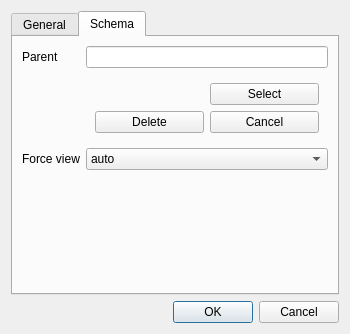
Before: the Qt Designer form project/ui_forms/pipe.ui in qwat/QWAT, drawn with Qt 5.
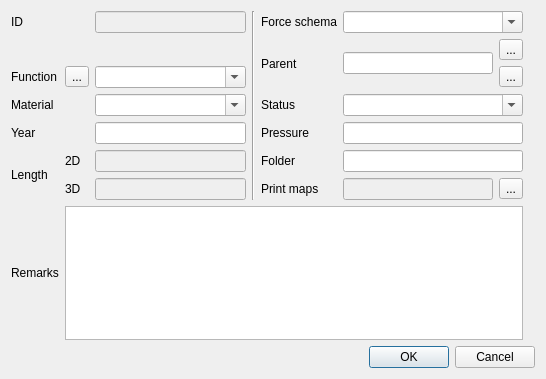
After: the same form once the commit is applied. The open tabs and pages were chosen to show the change.

Commit message: UI: pipe edit form for almost all fields

```diff
--- a/project/ui_forms/pipe.ui
+++ b/project/ui_forms/pipe.ui
@@ -6,8 +6,8 @@
    <rect>
     <x>0</x>
     <y>0</y>
-    <width>350</width>
-    <height>334</height>
+    <width>546</width>
+    <height>379</height>
    </rect>
   </property>
   <property name="windowTitle">
@@ -15,116 +15,151 @@
   </property>
   <layout class="QGridLayout" name="gridLayout_2">
    <item row="0" column="0">
-    <widget class="QTabWidget" name="editTabWidget">
+    <widget class="QLabel" name="label_5">
+     <property name="text">
+      <string>ID</string>
+     </property>
+    </widget>
+   </item>
+   <item row="0" column="2">
+    <widget class="QLineEdit" name="fid">
      <property name="enabled">
+      <bool>false</bool>
+     </property>
+    </widget>
+   </item>
+   <item row="0" column="3" rowspan="7">
+    <widget class="Line" name="line">
+     <property name="orientation">
+      <enum>Qt::Vertical</enum>
+     </property>
+    </widget>
+   </item>
+   <item row="1" column="4" rowspan="2">
+    <widget class="QLabel" name="label_2">
+     <property name="text">
+      <string>Parent</string>
+     </property>
+    </widget>
+   </item>
+   <item row="1" column="5" rowspan="2">
+    <widget class="QLineEdit" name="id_parent"/>
+   </item>
+   <item row="3" column="0" colspan="2">
+    <widget class="QLabel" name="label_3">
+     <property name="text">
+      <string>Material</string>
+     </property>
+    </widget>
+   </item>
+   <item row="3" column="2">
+    <widget class="QComboBox" name="id_material">
+     <property name="editable">
       <bool>true</bool>
      </property>
-     <property name="currentIndex">
-      <number>0</number>
+    </widget>
+   </item>
+   <item row="3" column="4">
+    <widget class="QLabel" name="label_6">
+     <property name="text">
+      <string>Status</string>
      </property>
-     <widget class="QWidget" name="tab_general">
-      <attribute name="title">
-       <string>General</string>
-      </attribute>
-      <layout class="QFormLayout" name="formLayout">
-       <item row="0" column="0">
-        <widget class="QLabel" name="label">
-         <property name="text">
-          <string>Function</string>
-         </property>
-        </widget>
-       </item>
-       <item row="0" column="1">
-        <widget class="QComboBox" name="id_function"/>
-       </item>
-       <item row="1" column="1">
-        <widget class="QComboBox" name="id_material"/>
-       </item>
-       <item row="1" column="0">
-        <widget class="QLabel" name="label_3">
-         <property name="text">
-          <string>Material</string>
-         </property>
-        </widget>
-       </item>
-      </layout>
-     </widget>
-     <widget class="QWidget" name="tab_schema">
-      <attribute name="title">
-       <string>Schema</string>
-      </attribute>
-      <layout class="QFormLayout" name="formLayout_2">
-       <item row="1" column="1">
-        <widget class="QLineEdit" name="id_parent"/>
-       </item>
-       <item row="2" column="1">
-        <widget class="QWidget" name="schemaWidget" native="true">
-         <property name="enabled">
-          <bool>true</bool>
-         </property>
-         <layout class="QGridLayout" name="gridLayout_4">
-          <item row="2" column="3">
-           <widget class="QPushButton" name="schema_cancelButton">
-            <property name="text">
-             <string>Cancel</string>
-            </property>
-           </widget>
-          </item>
-          <item row="2" column="0">
-           <widget class="QPushButton" name="schema_deleteButton">
-            <property name="text">
-             <string>Delete</string>
-            </property>
-           </widget>
-          </item>
-          <item row="1" column="3">
-           <widget class="QPushButton" name="schema_selectButton">
-            <property name="text">
-             <string>Select</string>
-            </property>
-           </widget>
-          </item>
-         </layout>
-        </widget>
-       </item>
-       <item row="3" column="0">
-        <widget class="QLabel" name="label_4">
-         <property name="text">
-          <string>Force view</string>
-         </property>
-        </widget>
-       </item>
-       <item row="3" column="1">
-        <widget class="QComboBox" name="schema_forceViewCombo">
-         <item>
-          <property name="text">
-           <string>auto</string>
-          </property>
-         </item>
-         <item>
-          <property name="text">
-           <string>visible</string>
-          </property>
-         </item>
-         <item>
-          <property name="text">
-           <string>invisible</string>
-          </property>
-         </item>
-        </widget>
-       </item>
-       <item row="1" column="0">
-        <widget class="QLabel" name="label_2">
-         <property name="text">
-          <string>Parent</string>
-         </property>
-        </widget>
-       </item>
-      </layout>
-     </widget>
     </widget>
    </item>
-   <item row="1" column="0">
+   <item row="3" column="5" colspan="2">
+    <widget class="QComboBox" name="id_status">
+     <property name="editable">
+      <bool>true</bool>
+     </property>
+    </widget>
+   </item>
+   <item row="4" column="0" colspan="2">
+    <widget class="QLabel" name="label_7">
+     <property name="text">
+      <string>Year</string>
+     </property>
+    </widget>
+   </item>
+   <item row="4" column="2">
+    <widget class="QLineEdit" name="year"/>
+   </item>
+   <item row="4" column="4">
+    <widget class="QLabel" name="label_8">
+     <property name="text">
+      <string>Pressure</string>
+     </property>
+    </widget>
+   </item>
+   <item row="4" column="5" colspan="2">
+    <widget class="QLineEdit" name="pressure_nominale"/>
+   </item>
+   <item row="5" column="0" rowspan="2">
+    <widget class="QLabel" name="label_9">
+     <property name="text">
+      <string>Length</string>
+     </property>
+    </widget>
+   </item>
+   <item row="5" column="1">
+    <widget class="QLabel" name="label_11">
+     <property name="text">
+      <string>2D</string>
+     </property>
+    </widget>
+   </item>
+   <item row="5" column="2">
+    <widget class="QLineEdit" name="_length2d">
+     <property name="enabled">
+      <bool>false</bool>
+     </property>
+    </widget>
+   </item>
+   <item row="5" column="4">
+    <widget class="QLabel" name="label_12">
+     <property name="text">
+      <string>Folder</string>
+     </property>
+    </widget>
+   </item>
+   <item row="5" column="5" colspan="2">
+    <widget class="QLineEdit" name="folder"/>
+   </item>
+   <item row="6" column="1">
+    <widget class="QLabel" name="label_10">
+     <property name="text">
+      <string>3D</string>
+     </property>
+    </widget>
+   </item>
+   <item row="6" column="2">
+    <widget class="QLineEdit" name="_length3d">
+     <property name="enabled">
+      <bool>false</bool>
+     </property>
+    </widget>
+   </item>
+   <item row="6" column="4">
+    <widget class="QLabel" name="label_13">
+     <property name="text">
+      <string>Print maps</string>
+     </property>
+    </widget>
+   </item>
+   <item row="6" column="5">
+    <widget class="QLineEdit" name="_is_on_map">
+     <property name="enabled">
+      <bool>false</bool>
+     </property>
+    </widget>
+   </item>
+   <item row="6" column="6">
+    <widget class="QToolButton" name="toolButton">
+     <property name="text">
+      <string>...</string>
+     </property>
+    </widget>
+   </item>
+   <item row="8" column="0" colspan="9">
     <widget class="QDialogButtonBox" name="buttonBox">
      <property name="orientation">
       <enum>Qt::Horizontal</enum>
@@ -134,6 +169,65 @@
      </property>
     </widget>
    </item>
+   <item row="1" column="6">
+    <widget class="QToolButton" name="parent_cancel">
+     <property name="text">
+      <string>...</string>
+     </property>
+    </widget>
+   </item>
+   <item row="2" column="6">
+    <widget class="QToolButton" name="parent_edit">
+     <property name="text">
+      <string>...</string>
+     </property>
+    </widget>
+   </item>
+   <item row="0" column="5" colspan="2">
+    <widget class="QComboBox" name="schema_force_view">
+     <property name="editable">
+      <bool>true</bool>
+     </property>
+    </widget>
+   </item>
+   <item row="0" column="4">
+    <widget class="QLabel" name="label_4">
+     <property name="text">
+      <string>Force schema</string>
+     </property>
+    </widget>
+   </item>
+   <item row="2" column="2">
+    <widget class="QComboBox" name="id_function">
+     <property name="editable">
+      <bool>true</bool>
+     </property>
+    </widget>
+   </item>
+   <item row="2" column="1">
+    <widget class="QToolButton" name="edit_function">
+     <property name="text">
+      <string>...</string>
+     </property>
+    </widget>
+   </item>
+   <item row="2" column="0">
+    <widget class="QLabel" name="label">
+     <property name="text">
+      <string>Function</string>
+     </property>
+    </widget>
+   </item>
+   <item row="7" column="1" colspan="6">
+    <widget class="QPlainTextEdit" name="remarks"/>
+   </item>
+   <item row="7" column="0">
+    <widget class="QLabel" name="label_14">
+     <property name="text">
+      <string>Remarks</string>
+     </property>
+    </widget>
+   </item>
   </layout>
  </widget>
  <resources/>
```
Left out of the diff: 24 changed lines with no effect on the pictures.
